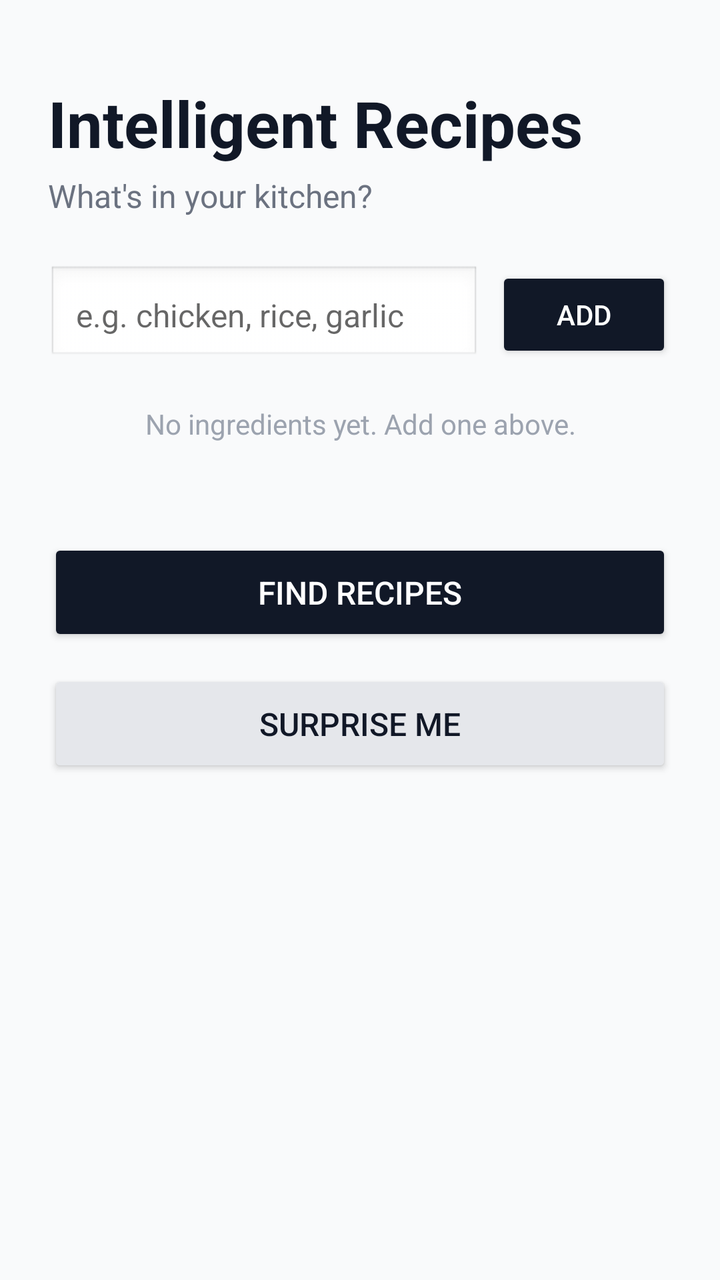
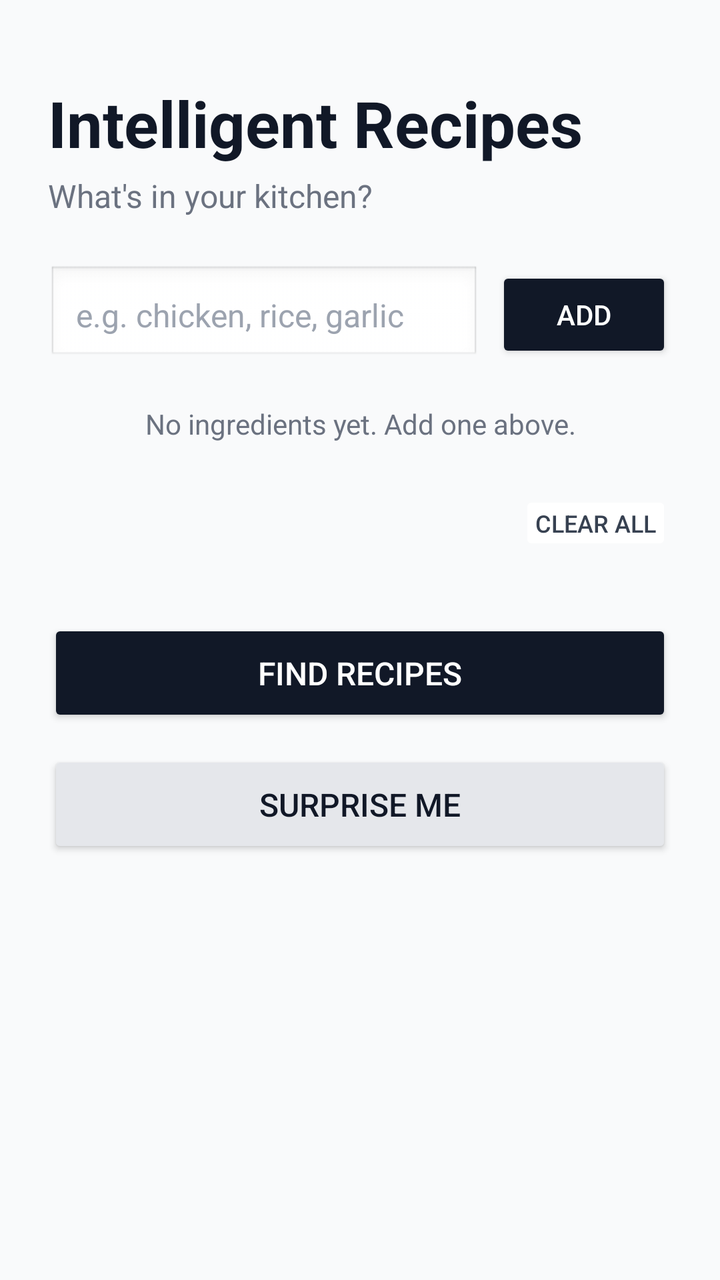

Compare the two renders of this Android layout. The source of the first and the diff that turns it into the second are given below.
<!-- AndroidManifest.xml: application theme Theme.Intelligentrecipy -->
<!-- res/layout/activity_main.xml -->
<?xml version="1.0" encoding="utf-8"?>
<ScrollView xmlns:android="http://schemas.android.com/apk/res/android"
    xmlns:app="http://schemas.android.com/apk/res-auto"
    android:layout_width="match_parent"
    android:layout_height="match_parent"
    android:fillViewport="true"
    android:background="#F9FAFB">

    <LinearLayout
        android:layout_width="match_parent"
        android:layout_height="wrap_content"
        android:orientation="vertical"
        android:padding="24dp">

        <TextView
            android:layout_width="match_parent"
            android:layout_height="wrap_content"
            android:text="Intelligent Recipes"
            android:textSize="32sp"
            android:textStyle="bold"
            android:textColor="#111827"
            android:layout_marginTop="16dp" />

        <TextView
            android:layout_width="match_parent"
            android:layout_height="wrap_content"
            android:text="What's in your kitchen?"
            android:textSize="16sp"
            android:textColor="#6B7280"
            android:layout_marginTop="4dp"
            android:layout_marginBottom="24dp" />

        
        <LinearLayout
            android:layout_width="match_parent"
            android:layout_height="wrap_content"
            android:orientation="horizontal"
            android:gravity="center_vertical">

            <EditText
                android:id="@+id/ingredientInput"
                android:layout_width="0dp"
                android:layout_height="wrap_content"
                android:layout_weight="1"
                android:hint="e.g. chicken, rice, garlic"
                android:padding="14dp"
                android:background="@android:drawable/edit_text"
                android:textSize="16sp"
                android:inputType="text"
                android:imeOptions="actionDone"
                android:maxLines="1" />

            <Button
                android:id="@+id/addButton"
                android:layout_width="wrap_content"
                android:layout_height="wrap_content"
                android:layout_marginStart="8dp"
                android:text="Add"
                android:backgroundTint="#111827"
                android:textColor="#FFFFFF" />
        </LinearLayout>

        
        <TextView
            android:id="@+id/emptyMessage"
            android:layout_width="match_parent"
            android:layout_height="wrap_content"
            android:text="No ingredients yet. Add one above."
            android:textSize="14sp"
            android:textColor="#9CA3AF"
            android:layout_marginTop="20dp"
            android:gravity="center" />

        
        <com.google.android.material.chip.ChipGroup
            android:id="@+id/chipGroup"
            android:layout_width="match_parent"
            android:layout_height="wrap_content"
            android:layout_marginTop="16dp"
            app:chipSpacingHorizontal="8dp"
            app:chipSpacingVertical="8dp" />

        
        <Button
            android:id="@+id/findRecipesButton"
            android:layout_width="match_parent"
            android:layout_height="wrap_content"
            android:layout_marginTop="32dp"
            android:text="Find Recipes"
            android:textSize="16sp"
            android:padding="16dp"
            android:backgroundTint="#111827"
            android:textColor="#FFFFFF" />

        <Button
            android:id="@+id/surpriseMeButton"
            android:layout_width="match_parent"
            android:layout_height="wrap_content"
            android:layout_marginTop="12dp"
            android:text="Surprise me"
            android:textSize="16sp"
            android:padding="16dp"
            android:backgroundTint="#E5E7EB"
            android:textColor="#111827" />

    </LinearLayout>
</ScrollView>
<!-- resources referenced by this layout -->
<resources>
  <style name="Theme.Intelligentrecipy" parent="Theme.MaterialComponents.DayNight.DarkActionBar">
          
          <item name="colorPrimary">@color/purple_500</item>
          <item name="colorPrimaryVariant">@color/purple_700</item>
          <item name="colorOnPrimary">@color/white</item>
          
          <item name="colorSecondary">@color/teal_200</item>
          <item name="colorSecondaryVariant">@color/teal_700</item>
          <item name="colorOnSecondary">@color/black</item>
          
          <item name="android:statusBarColor">?attr/colorPrimaryVariant</item>
          
      </style>
  <color name="purple_500">#FF6200EE</color>
  <color name="purple_700">#FF3700B3</color>
  <color name="white">#FFFFFFFF</color>
  <color name="teal_200">#FF03DAC5</color>
  <color name="teal_700">#FF018786</color>
  <color name="black">#FF000000</color>
</resources>

<!-- the commit's change to res/layout/activity_main.xml (unified diff, before → after) -->
@@ -15,7 +15,7 @@
         <TextView
             android:layout_width="match_parent"
             android:layout_height="wrap_content"
-            android:text="Intelligent Recipes"
+            android:text="@string/app_title"
             android:textSize="32sp"
             android:textStyle="bold"
             android:textColor="#111827"
@@ -24,13 +24,12 @@
         <TextView
             android:layout_width="match_parent"
             android:layout_height="wrap_content"
-            android:text="What's in your kitchen?"
+            android:text="@string/subtitle"
             android:textSize="16sp"
             android:textColor="#6B7280"
             android:layout_marginTop="4dp"
             android:layout_marginBottom="24dp" />
 
-        
         <LinearLayout
             android:layout_width="match_parent"
             android:layout_height="wrap_content"
@@ -42,12 +41,15 @@
                 android:layout_width="0dp"
                 android:layout_height="wrap_content"
                 android:layout_weight="1"
-                android:hint="e.g. chicken, rice, garlic"
+                android:hint="@string/input_hint"
                 android:padding="14dp"
                 android:background="@android:drawable/edit_text"
                 android:textSize="16sp"
+                android:textColor="#111827"
+                android:textColorHint="#9CA3AF"
                 android:inputType="text"
                 android:imeOptions="actionDone"
+                android:autofillHints=""
                 android:maxLines="1" />
 
             <Button
@@ -55,23 +57,21 @@
                 android:layout_width="wrap_content"
                 android:layout_height="wrap_content"
                 android:layout_marginStart="8dp"
-                android:text="Add"
+                android:text="@string/add"
                 android:backgroundTint="#111827"
                 android:textColor="#FFFFFF" />
         </LinearLayout>
 
-        
         <TextView
             android:id="@+id/emptyMessage"
             android:layout_width="match_parent"
             android:layout_height="wrap_content"
-            android:text="No ingredients yet. Add one above."
+            android:text="@string/empty_message"
             android:textSize="14sp"
-            android:textColor="#9CA3AF"
+            android:textColor="#6B7280"
             android:layout_marginTop="20dp"
             android:gravity="center" />
 
-        
         <com.google.android.material.chip.ChipGroup
             android:id="@+id/chipGroup"
             android:layout_width="match_parent"
@@ -80,13 +80,27 @@
             app:chipSpacingHorizontal="8dp"
             app:chipSpacingVertical="8dp" />
 
-        
+        <Button
+            android:id="@+id/clearAllButton"
+            android:layout_width="wrap_content"
+            android:layout_height="wrap_content"
+            android:layout_marginTop="8dp"
+            android:layout_gravity="end"
+            android:text="@string/clear_all"
+            android:textSize="12sp"
+            android:minHeight="0dp"
+            android:minWidth="0dp"
+            android:padding="8dp"
+            android:backgroundTint="#FFFFFF"
+            android:textColor="#374151"
+            android:stateListAnimator="@null" />
+
         <Button
             android:id="@+id/findRecipesButton"
             android:layout_width="match_parent"
             android:layout_height="wrap_content"
             android:layout_marginTop="32dp"
-            android:text="Find Recipes"
+            android:text="@string/find_recipes"
             android:textSize="16sp"
             android:padding="16dp"
             android:backgroundTint="#111827"
@@ -97,7 +111,7 @@
             android:layout_width="match_parent"
             android:layout_height="wrap_content"
             android:layout_marginTop="12dp"
-            android:text="Surprise me"
+            android:text="@string/surprise_me"
             android:textSize="16sp"
             android:padding="16dp"
             android:backgroundTint="#E5E7EB"
<!-- resource entries referenced after the edit -->
@@ -1,5 +1,13 @@
 <!-- resources referenced by this layout -->
 <resources>
+  <string name="add">Add</string>
+  <string name="app_title">Intelligent Recipes</string>
+  <string name="clear_all">Clear all</string>
+  <string name="empty_message">No ingredients yet. Add one above.</string>
+  <string name="find_recipes">Find Recipes</string>
+  <string name="input_hint">e.g. chicken, rice, garlic</string>
+  <string name="subtitle">What\'s in your kitchen?</string>
+  <string name="surprise_me">Surprise me</string>
   <style name="Theme.Intelligentrecipy" parent="Theme.MaterialComponents.DayNight.DarkActionBar">
           
           <item name="colorPrimary">@color/purple_500</item>
